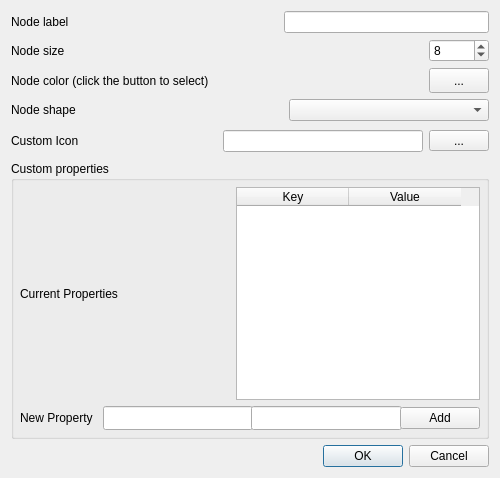
socnetv/app, file src/forms/dialognodeedit.ui: the form before one commit.
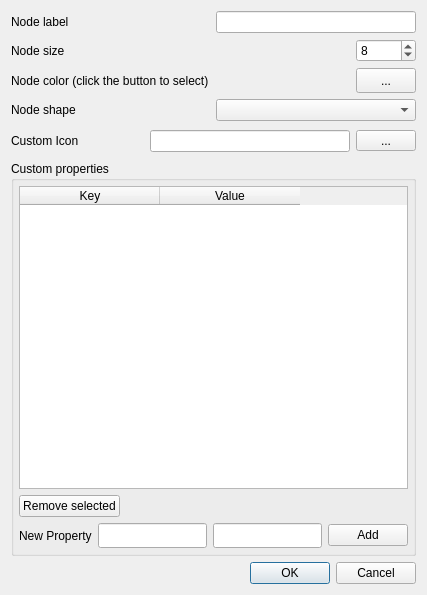
The form after the commit.

Commit message: #130 DialogNodeEdit gets a removePropertyBtn

Diff of the .ui file:
```diff
--- a/src/forms/dialognodeedit.ui
+++ b/src/forms/dialognodeedit.ui
@@ -6,175 +6,15 @@
    <rect>
     <x>0</x>
     <y>0</y>
-    <width>500</width>
-    <height>478</height>
+    <width>427</width>
+    <height>595</height>
    </rect>
   </property>
-  <property name="minimumSize">
-   <size>
-    <width>500</width>
-    <height>350</height>
-   </size>
-  </property>
-  <property name="maximumSize">
-   <size>
-    <width>800</width>
-    <height>600</height>
-   </size>
-  </property>
   <property name="windowTitle">
    <string>Node Properties</string>
   </property>
   <layout class="QGridLayout" name="gridLayout_2">
-   <item row="0" column="0">
-    <layout class="QHBoxLayout" name="horizontalLayout">
-     <item>
-      <widget class="QLabel" name="label">
-       <property name="text">
-        <string>Node label </string>
-       </property>
-      </widget>
-     </item>
-     <item>
-      <spacer name="horizontalSpacer_5">
-       <property name="font">
-        <font>
-         <family>Liberation Sans</family>
-         <pointsize>13</pointsize>
-        </font>
-       </property>
-       <property name="orientation">
-        <enum>Qt::Orientation::Horizontal</enum>
-       </property>
-       <property name="sizeHint" stdset="0">
-        <size>
-         <width>20</width>
-         <height>20</height>
-        </size>
-       </property>
-      </spacer>
-     </item>
-     <item>
-      <widget class="QLineEdit" name="labelEdit">
-       <property name="minimumSize">
-        <size>
-         <width>200</width>
-         <height>0</height>
-        </size>
-       </property>
-       <property name="toolTip">
-        <string>&lt;html&gt;&lt;head/&gt;&lt;body&gt;&lt;p&gt;Enter a node label. &lt;/p&gt;&lt;p&gt;If multiple nodes are selected, the label you define here will be set to all of them, along with a numerical suffix, i.e. if you enter &amp;quot;Jim&amp;quot;, then the selected actors will be labeled &amp;quot;Jim1&amp;quot;, &amp;quot;Jim2&amp;quot;, &amp;quot;Jim3&amp;quot; and so on. &lt;/p&gt;&lt;/body&gt;&lt;/html&gt;</string>
-       </property>
-      </widget>
-     </item>
-    </layout>
-   </item>
    <item row="3" column="0">
-    <layout class="QHBoxLayout" name="horizontalLayout_4">
-     <item>
-      <widget class="QLabel" name="label_4">
-       <property name="text">
-        <string>Node color (click the button to select)</string>
-       </property>
-      </widget>
-     </item>
-     <item>
-      <spacer name="horizontalSpacer_3">
-       <property name="font">
-        <font>
-         <family>Liberation Sans</family>
-         <pointsize>13</pointsize>
-        </font>
-       </property>
-       <property name="orientation">
-        <enum>Qt::Orientation::Horizontal</enum>
-       </property>
-       <property name="sizeHint" stdset="0">
-        <size>
-         <width>40</width>
-         <height>20</height>
-        </size>
-       </property>
-      </spacer>
-     </item>
-     <item>
-      <widget class="QToolButton" name="colorButton">
-       <property name="minimumSize">
-        <size>
-         <width>60</width>
-         <height>25</height>
-        </size>
-       </property>
-       <property name="text">
-        <string>...</string>
-       </property>
-       <property name="iconSize">
-        <size>
-         <width>60</width>
-         <height>20</height>
-        </size>
-       </property>
-      </widget>
-     </item>
-    </layout>
-   </item>
-   <item row="7" column="0">
-    <widget class="QDialogButtonBox" name="buttonBox">
-     <property name="orientation">
-      <enum>Qt::Orientation::Horizontal</enum>
-     </property>
-     <property name="standardButtons">
-      <set>QDialogButtonBox::StandardButton::Cancel|QDialogButtonBox::StandardButton::Ok</set>
-     </property>
-    </widget>
-   </item>
-   <item row="2" column="0">
-    <layout class="QHBoxLayout" name="horizontalLayout_2">
-     <item>
-      <widget class="QLabel" name="label_2">
-       <property name="text">
-        <string>Node size</string>
-       </property>
-      </widget>
-     </item>
-     <item>
-      <spacer name="horizontalSpacer">
-       <property name="font">
-        <font>
-         <family>Liberation Sans</family>
-         <pointsize>13</pointsize>
-        </font>
-       </property>
-       <property name="orientation">
-        <enum>Qt::Orientation::Horizontal</enum>
-       </property>
-       <property name="sizeHint" stdset="0">
-        <size>
-         <width>40</width>
-         <height>20</height>
-        </size>
-       </property>
-      </spacer>
-     </item>
-     <item>
-      <widget class="QSpinBox" name="sizeSpin">
-       <property name="minimumSize">
-        <size>
-         <width>60</width>
-         <height>0</height>
-        </size>
-       </property>
-       <property name="toolTip">
-        <string>&lt;html&gt;&lt;head/&gt;&lt;body&gt;&lt;p&gt;Set the size of the node. &lt;/p&gt;&lt;p&gt;&lt;br/&gt;&lt;/p&gt;&lt;p&gt;Default node size: 8&lt;/p&gt;&lt;/body&gt;&lt;/html&gt;</string>
-       </property>
-       <property name="value">
-        <number>8</number>
-       </property>
-      </widget>
-     </item>
-    </layout>
-   </item>
-   <item row="4" column="0">
     <layout class="QHBoxLayout" name="horizontalLayout_5">
      <item>
       <widget class="QLabel" name="label_5">
@@ -226,7 +66,7 @@
      </item>
     </layout>
    </item>
-   <item row="5" column="0">
+   <item row="4" column="0">
     <layout class="QHBoxLayout" name="horizontalLayout_25">
      <item>
       <widget class="QLabel" name="label_24">
@@ -301,110 +141,115 @@
     </layout>
    </item>
    <item row="6" column="0">
+    <widget class="QDialogButtonBox" name="buttonBox">
+     <property name="orientation">
+      <enum>Qt::Orientation::Horizontal</enum>
+     </property>
+     <property name="standardButtons">
+      <set>QDialogButtonBox::StandardButton::Cancel|QDialogButtonBox::StandardButton::Ok</set>
+     </property>
+    </widget>
+   </item>
+   <item row="2" column="0">
+    <layout class="QHBoxLayout" name="horizontalLayout_4">
+     <item>
+      <widget class="QLabel" name="label_4">
+       <property name="text">
+        <string>Node color (click the button to select)</string>
+       </property>
+      </widget>
+     </item>
+     <item>
+      <spacer name="horizontalSpacer_3">
+       <property name="font">
+        <font>
+         <family>Liberation Sans</family>
+         <pointsize>13</pointsize>
+        </font>
+       </property>
+       <property name="orientation">
+        <enum>Qt::Orientation::Horizontal</enum>
+       </property>
+       <property name="sizeHint" stdset="0">
+        <size>
+         <width>40</width>
+         <height>20</height>
+        </size>
+       </property>
+      </spacer>
+     </item>
+     <item>
+      <widget class="QToolButton" name="colorButton">
+       <property name="minimumSize">
+        <size>
+         <width>60</width>
+         <height>25</height>
+        </size>
+       </property>
+       <property name="text">
+        <string>...</string>
+       </property>
+       <property name="iconSize">
+        <size>
+         <width>60</width>
+         <height>20</height>
+        </size>
+       </property>
+      </widget>
+     </item>
+    </layout>
+   </item>
+   <item row="5" column="0">
     <widget class="QGroupBox" name="groupBox">
      <property name="title">
       <string>Custom properties</string>
      </property>
      <layout class="QGridLayout" name="gridLayout">
       <property name="leftMargin">
-       <number>6</number>
+       <number>5</number>
       </property>
       <property name="topMargin">
-       <number>6</number>
+       <number>5</number>
       </property>
       <property name="rightMargin">
-       <number>6</number>
+       <number>5</number>
       </property>
       <property name="bottomMargin">
-       <number>6</number>
+       <number>5</number>
       </property>
-      <item row="0" column="0">
+      <item row="1" column="0">
        <layout class="QHBoxLayout" name="horizontalLayout_3">
         <item>
-         <widget class="QLabel" name="label_3">
-          <property name="enabled">
-           <bool>true</bool>
+         <widget class="QPushButton" name="removePropertyBtn">
+          <property name="sizePolicy">
+           <sizepolicy hsizetype="Fixed" vsizetype="Fixed">
+            <horstretch>0</horstretch>
+            <verstretch>0</verstretch>
+           </sizepolicy>
           </property>
           <property name="text">
-           <string>Current Properties</string>
+           <string>Remove selected</string>
           </property>
          </widget>
         </item>
         <item>
          <spacer name="horizontalSpacer_2">
-          <property name="font">
-           <font>
-            <family>Liberation Sans</family>
-            <pointsize>13</pointsize>
-           </font>
-          </property>
           <property name="orientation">
            <enum>Qt::Orientation::Horizontal</enum>
           </property>
           <property name="sizeHint" stdset="0">
            <size>
-            <width>125</width>
+            <width>40</width>
             <height>20</height>
            </size>
           </property>
          </spacer>
         </item>
-        <item>
-         <widget class="QTableWidget" name="customAttributesTable">
-          <property name="toolTip">
-           <string>&lt;html&gt;&lt;head/&gt;&lt;body&gt;&lt;p&gt;Shows the current custom attributes (key-value pairs).&lt;/p&gt;&lt;/body&gt;&lt;/html&gt;</string>
-          </property>
-          <property name="gridStyle">
-           <enum>Qt::PenStyle::DotLine</enum>
-          </property>
-          <property name="sortingEnabled">
-           <bool>true</bool>
-          </property>
-          <attribute name="horizontalHeaderCascadingSectionResizes">
-           <bool>false</bool>
-          </attribute>
-          <attribute name="horizontalHeaderDefaultSectionSize">
-           <number>112</number>
-          </attribute>
-          <attribute name="horizontalHeaderShowSortIndicator" stdset="0">
-           <bool>true</bool>
-          </attribute>
-          <attribute name="horizontalHeaderStretchLastSection">
-           <bool>false</bool>
-          </attribute>
-          <attribute name="verticalHeaderShowSortIndicator" stdset="0">
-           <bool>true</bool>
-          </attribute>
-          <attribute name="verticalHeaderStretchLastSection">
-           <bool>false</bool>
-          </attribute>
-          <column>
-           <property name="text">
-            <string>Key</string>
-           </property>
-          </column>
-          <column>
-           <property name="text">
-            <string>Value</string>
-           </property>
-          </column>
-         </widget>
-        </item>
        </layout>
       </item>
-      <item row="1" column="0">
-       <layout class="QHBoxLayout" name="horizontalLayout_7">
-        <property name="spacing">
-         <number>10</number>
-        </property>
-        <item>
-         <widget class="QLabel" name="label_6">
-          <property name="text">
-           <string>New Property</string>
-          </property>
-         </widget>
-        </item>
-        <item>
+      <item row="2" column="0">
+       <layout class="QGridLayout" name="gridLayout_3">
+        <item row="0" column="1">
          <widget class="QLineEdit" name="keyLineEdit">
           <property name="sizePolicy">
            <sizepolicy hsizetype="MinimumExpanding" vsizetype="Fixed">
@@ -414,8 +259,8 @@
           </property>
           <property name="minimumSize">
            <size>
-            <width>150</width>
-            <height>24</height>
+            <width>0</width>
+            <height>25</height>
            </size>
           </property>
           <property name="toolTip">
@@ -426,7 +271,14 @@
           </property>
          </widget>
         </item>
-        <item>
+        <item row="0" column="0">
+         <widget class="QLabel" name="label_6">
+          <property name="text">
+           <string>New Property</string>
+          </property>
+         </widget>
+        </item>
+        <item row="0" column="2">
          <widget class="QLineEdit" name="valueLineEdit">
           <property name="sizePolicy">
            <sizepolicy hsizetype="MinimumExpanding" vsizetype="Fixed">
@@ -436,8 +288,8 @@
           </property>
           <property name="minimumSize">
            <size>
-            <width>151</width>
-            <height>24</height>
+            <width>0</width>
+            <height>25</height>
            </size>
           </property>
           <property name="toolTip">
@@ -451,7 +303,7 @@
           </property>
          </widget>
         </item>
-        <item>
+        <item row="0" column="3">
          <widget class="QPushButton" name="addPropertyBtn">
           <property name="text">
            <string>Add</string>
@@ -460,9 +312,148 @@
         </item>
        </layout>
       </item>
+      <item row="0" column="0">
+       <widget class="QTableWidget" name="customAttributesTable">
+        <property name="minimumSize">
+         <size>
+          <width>0</width>
+          <height>100</height>
+         </size>
+        </property>
+        <property name="toolTip">
+         <string>&lt;html&gt;&lt;head/&gt;&lt;body&gt;&lt;p&gt;Shows the current custom attributes (key-value pairs).&lt;/p&gt;&lt;/body&gt;&lt;/html&gt;</string>
+        </property>
+        <property name="gridStyle">
+         <enum>Qt::PenStyle::DotLine</enum>
+        </property>
+        <property name="sortingEnabled">
+         <bool>true</bool>
+        </property>
+        <attribute name="horizontalHeaderCascadingSectionResizes">
+         <bool>false</bool>
+        </attribute>
+        <attribute name="horizontalHeaderMinimumSectionSize">
+         <number>40</number>
+        </attribute>
+        <attribute name="horizontalHeaderDefaultSectionSize">
+         <number>140</number>
+        </attribute>
+        <attribute name="horizontalHeaderShowSortIndicator" stdset="0">
+         <bool>true</bool>
+        </attribute>
+        <attribute name="horizontalHeaderStretchLastSection">
+         <bool>false</bool>
+        </attribute>
+        <attribute name="verticalHeaderShowSortIndicator" stdset="0">
+         <bool>true</bool>
+        </attribute>
+        <attribute name="verticalHeaderStretchLastSection">
+         <bool>false</bool>
+        </attribute>
+        <column>
+         <property name="text">
+          <string>Key</string>
+         </property>
+        </column>
+        <column>
+         <property name="text">
+          <string>Value</string>
+         </property>
+        </column>
+       </widget>
+      </item>
      </layout>
     </widget>
    </item>
+   <item row="1" column="0">
+    <layout class="QHBoxLayout" name="horizontalLayout_2">
+     <item>
+      <widget class="QLabel" name="label_2">
+       <property name="text">
+        <string>Node size</string>
+       </property>
+      </widget>
+     </item>
+     <item>
+      <spacer name="horizontalSpacer">
+       <property name="font">
+        <font>
+         <family>Liberation Sans</family>
+         <pointsize>13</pointsize>
+        </font>
+       </property>
+       <property name="orientation">
+        <enum>Qt::Orientation::Horizontal</enum>
+       </property>
+       <property name="sizeHint" stdset="0">
+        <size>
+         <width>40</width>
+         <height>20</height>
+        </size>
+       </property>
+      </spacer>
+     </item>
+     <item>
+      <widget class="QSpinBox" name="sizeSpin">
+       <property name="minimumSize">
+        <size>
+         <width>60</width>
+         <height>0</height>
+        </size>
+       </property>
+       <property name="toolTip">
+        <string>&lt;html&gt;&lt;head/&gt;&lt;body&gt;&lt;p&gt;Set the size of the node. &lt;/p&gt;&lt;p&gt;&lt;br/&gt;&lt;/p&gt;&lt;p&gt;Default node size: 8&lt;/p&gt;&lt;/body&gt;&lt;/html&gt;</string>
+       </property>
+       <property name="value">
+        <number>8</number>
+       </property>
+      </widget>
+     </item>
+    </layout>
+   </item>
+   <item row="0" column="0">
+    <layout class="QHBoxLayout" name="horizontalLayout">
+     <item>
+      <widget class="QLabel" name="label">
+       <property name="text">
+        <string>Node label </string>
+       </property>
+      </widget>
+     </item>
+     <item>
+      <spacer name="horizontalSpacer_5">
+       <property name="font">
+        <font>
+         <family>Liberation Sans</family>
+         <pointsize>13</pointsize>
+        </font>
+       </property>
+       <property name="orientation">
+        <enum>Qt::Orientation::Horizontal</enum>
+       </property>
+       <property name="sizeHint" stdset="0">
+        <size>
+         <width>20</width>
+         <height>20</height>
+        </size>
+       </property>
+      </spacer>
+     </item>
+     <item>
+      <widget class="QLineEdit" name="labelEdit">
+       <property name="minimumSize">
+        <size>
+         <width>200</width>
+         <height>0</height>
+        </size>
+       </property>
+       <property name="toolTip">
+        <string>&lt;html&gt;&lt;head/&gt;&lt;body&gt;&lt;p&gt;Enter a node label. &lt;/p&gt;&lt;p&gt;If multiple nodes are selected, the label you define here will be set to all of them, along with a numerical suffix, i.e. if you enter &amp;quot;Jim&amp;quot;, then the selected actors will be labeled &amp;quot;Jim1&amp;quot;, &amp;quot;Jim2&amp;quot;, &amp;quot;Jim3&amp;quot; and so on. &lt;/p&gt;&lt;/body&gt;&lt;/html&gt;</string>
+       </property>
+      </widget>
+     </item>
+    </layout>
+   </item>
   </layout>
  </widget>
  <resources/>
```
The commit also changes 5 other files.
